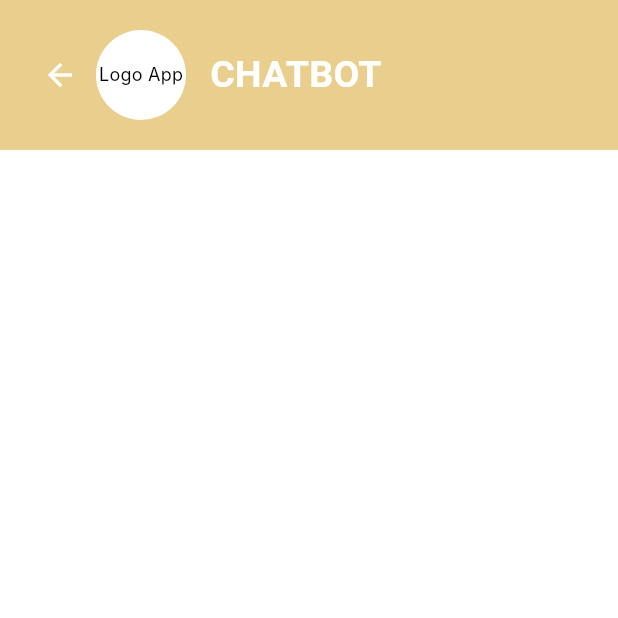
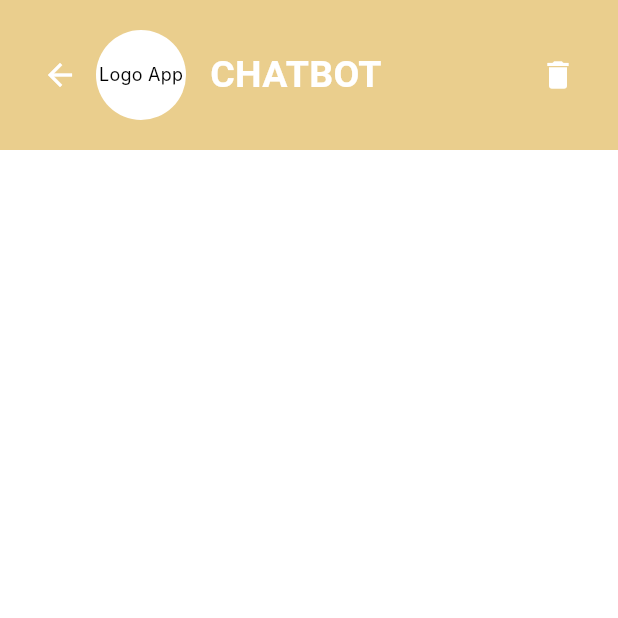
Before and after one commit to Nguyen-Van-Truong/EnglishApp, a Flutter app: the screen it shows after launch, item 3 of the bottom bar chosen, after a tap on "Chatbot Page", on a phone screen of 412 x 824 dp, the top half of it. Run offline on Flutter 3.47's test engine with Material 3 defaults, Android fonts, the phone set to English and light mode, and no system bars; our stand-ins replace hexcolor, image_cropper, image_picker, permission_handler, sqflite; missing offline and left inert: color_type_converter, flutter_client_sse, flutter_webrtc, google_ml_kit; accounts and stored records are empty; Roboto replaces fonts that are missing (Inter, Poppins).

Commit message:
save chat history with chatbot using sqlite

```diff
--- /dev/null
+++ b/lib/src/database/database_helper.dart
@@ -0,0 +1,73 @@
+// lib/src/database/database_helper.dart
+import 'package:sqflite/sqflite.dart';
+import 'package:path/path.dart';
+
+class DatabaseHelper {
+  static final DatabaseHelper _instance = DatabaseHelper._internal();
+  static Database? _database;
+
+  factory DatabaseHelper() {
+    return _instance;
+  }
+
+  DatabaseHelper._internal();
+
+  Future<Database> get database async {
+    if (_database != null) return _database!;
+    _database = await _initDatabase();
+    return _database!;
+  }
+
+  Future<Database> _initDatabase() async {
+    String path = join(await getDatabasesPath(), 'chat_database.db');
+    return await openDatabase(
+      path,
+      version: 1,
+      onCreate: _onCreate,
+    );
+  }
+
+  Future<void> _onCreate(Database db, int version) async {
+    await db.execute('''
+      CREATE TABLE messages(
+        id INTEGER PRIMARY KEY AUTOINCREMENT,
+        message TEXT,
+        isUser INTEGER,
+        time TEXT,
+        image TEXT
+      )
+    ''');
+  }
+
+  Future<void> insertMessage(Map<String, dynamic> message) async {
+    Database db = await database;
+    print('save message: $message');
+    await db.insert('messages', {
+      'message': message['message'],
+      'isUser': message['isUser'] ? 1 : 0,
+      'time': message['time'],
+      'image': message['image'],
+    });
+  }
+
+  Future<List<Map<String, dynamic>>> getMessages() async {
+    Database db = await database;
+    final List<Map<String, dynamic>> maps =
+        await db.query('messages', orderBy: 'id ASC');
+
+    return List.generate(maps.length, (i) {
+      return {
+        'id': maps[i]['id'],
+        'message': maps[i]['message'] ?? '',
+        'isUser': maps[i]['isUser'] == 1,
+        'time': maps[i]['time'] ?? '',
+        'image': maps[i]['image']
+      };
+    });
+  }
+
+  Future<void> clearMessages() async {
+    Database db = await database;
+    await db.delete('messages');
+  }
+}
--- a/lib/src/presentation/pages/chatbot_page.dart
+++ b/lib/src/presentation/pages/chatbot_page.dart
@@ -1,4 +1,3 @@
-// lib/src/presentation/pages/chatbot_page.dart
 import 'dart:io';
 import 'package:flutter/material.dart';
 import 'package:provider/provider.dart';
@@ -8,6 +7,7 @@ import 'package:permission_handler/permission_handler.dart';
 import 'package:englishapp/src/theme/theme_provider.dart';
 import 'package:englishapp/src/theme/colors.dart';
 import 'package:englishapp/src/services/chatbot_service.dart';
+import 'package:englishapp/src/database/database_helper.dart';
 
 class ChatbotPage extends StatefulWidget {
   @override
@@ -21,12 +21,15 @@ class _ChatbotPageState extends State<ChatbotPage> {
   List<Map<String, dynamic>> messages = [];
   bool isResponding = false;
   bool isStopping = false; // New flag to control stopping
+  late DatabaseHelper _dbHelper;
 
   @override
   void initState() {
     super.initState();
+    _dbHelper = DatabaseHelper();
     chatbotService = ChatbotService(baseUrl: 'http://35.184.119.129:8580');
     _initializeChatbotService();
+    _loadMessages(); // Tải lịch sử cuộc trò chuyện khi khởi động ứng dụng
   }
 
   void _initializeChatbotService() {
@@ -39,22 +42,43 @@ class _ChatbotPageState extends State<ChatbotPage> {
     super.dispose();
   }
 
+  Future<void> _loadMessages() async {
+    List<Map<String, dynamic>> loadedMessages = await _dbHelper.getMessages();
+    setState(() {
+      messages = List<Map<String, dynamic>>.from(loadedMessages);
+    });
+  }
+
+  Future<void> _saveMessage(Map<String, dynamic> message) async {
+    await _dbHelper.insertMessage(message);
+  }
+
+  Future<void> _clearMessages() async {
+    await _dbHelper.clearMessages();
+    setState(() {
+      messages.clear();
+    });
+  }
+
   void _handleSSEEvent(String event) {
     if (isStopping) {
       return;
     }
     setState(() {
       if (event == '[END_STREAM_SSE\n]' || event.trim() == '[END_STREAM_SSE]') {
+        print('Output:' + messages.last['message']);
         _stopResponding();
+        _saveMessage(messages.last);
         return;
       }
 
       if (messages.isEmpty || messages.last['isUser']) {
-        messages.add({
+        Map<String, dynamic> botMessage = {
           'message': '',
           'isUser': false,
           'time': _getCurrentTime()
-        });
+        };
+        messages.add(botMessage);
       }
 
       String currentEvent = event;
@@ -65,6 +89,7 @@ class _ChatbotPageState extends State<ChatbotPage> {
       } else {
         messages.last['message'] += currentEvent.trim();
       }
+
     });
   }
 
@@ -73,14 +98,16 @@ class _ChatbotPageState extends State<ChatbotPage> {
     if (pickedFile != null) {
       File? croppedFile = await _cropImage(pickedFile.path);
       if (croppedFile != null) {
+        Map<String, dynamic> imageMessage = {
+          'message': 'Image selected: ${croppedFile.path}',
+          'isUser': true,
+          'time': _getCurrentTime(),
+          'image': croppedFile.path
+        };
         setState(() {
-          messages.add({
-            'message': 'Image selected: ${croppedFile.path}',
-            'isUser': true,
-            'time': _getCurrentTime(),
-            'image': croppedFile.path
-          });
+          messages.add(imageMessage);
         });
+        _saveMessage(imageMessage);
       }
     }
   }
@@ -148,12 +175,18 @@ class _ChatbotPageState extends State<ChatbotPage> {
   }
 
   void _sendMessage(String message) {
+    Map<String, dynamic> userMessage = {
+      'message': message,
+      'isUser': true,
+      'time': _getCurrentTime()
+    };
     setState(() {
       isResponding = true; // Set isResponding to true immediately when sending message
       isStopping = false; // Ensure stopping is reset
-      messages.add({'message': message, 'isUser': true, 'time': _getCurrentTime()});
+      messages.add(userMessage);
       _textController.clear();
     });
+    _saveMessage(userMessage);
     chatbotService.sendMessage(message);
     print('Input: $message');
   }
@@ -177,7 +210,10 @@ class _ChatbotPageState extends State<ChatbotPage> {
       backgroundColor: AppColors.getColor(themeIndex, 'pageBackground'),
       body: Column(
         children: [
-          ChatbotHeader(themeIndex: themeIndex),
+          ChatbotHeader(
+            themeIndex: themeIndex,
+            onClearPressed: _clearMessages, // Add the clear button handler
+          ),
           Expanded(
             child: ListView.builder(
               padding: EdgeInsets.all(16),
@@ -188,13 +224,13 @@ class _ChatbotPageState extends State<ChatbotPage> {
                 return Column(
                   crossAxisAlignment: message['isUser'] ? CrossAxisAlignment.end : CrossAxisAlignment.start,
                   children: [
-                    if (showTime) _buildTimeText(message['time'], themeIndex),
-                    if (message.containsKey('image'))
+                    if (showTime) _buildTimeText(message['time'] ?? '', themeIndex),
+                    if (message.containsKey('image') && message['image'] != null)
                       _buildImageBubble(message['image'], message['isUser'] ? Alignment.centerRight : Alignment.centerLeft),
-                    if (!message.containsKey('image'))
+                    if (!message.containsKey('image') || message['image'] == null)
                       _buildMessageBubble(
                         context,
-                        message['message'],
+                        message['message'] ?? '',
                         message['isUser']
                             ? AppColors.getColor(themeIndex, 'messageUserBackground')
                             : AppColors.getColor(themeIndex, 'messageBotBackground'),
@@ -297,8 +333,9 @@ class _ChatbotPageState extends State<ChatbotPage> {
 
 class ChatbotHeader extends StatelessWidget {
   final int themeIndex;
+  final VoidCallback onClearPressed;
 
-  const ChatbotHeader({Key? key, required this.themeIndex}) : super(key: key);
+  const ChatbotHeader({Key? key, required this.themeIndex, required this.onClearPressed}) : super(key: key);
 
   @override
   Widget build(BuildContext context) {
@@ -339,6 +376,10 @@ class ChatbotHeader extends StatelessWidget {
               ),
               overflow: TextOverflow.ellipsis,
             ),
+          ),
+          IconButton(
+            icon: Icon(Icons.delete, color: Colors.white),
+            onPressed: onClearPressed,
           ),
         ],
       ),
--- a/pubspec.yaml
+++ b/pubspec.yaml
@@ -30,6 +30,8 @@ dependencies:
   http: ^1.2.2
   flutter_client_sse: ^2.0.1
   dio: ^4.0.0
+  shared_preferences: ^2.2.3
+  sqflite: ^2.3.3+1
 
 dev_dependencies:
   flutter_test:
```
Also changed, not shown: pubspec.lock.
